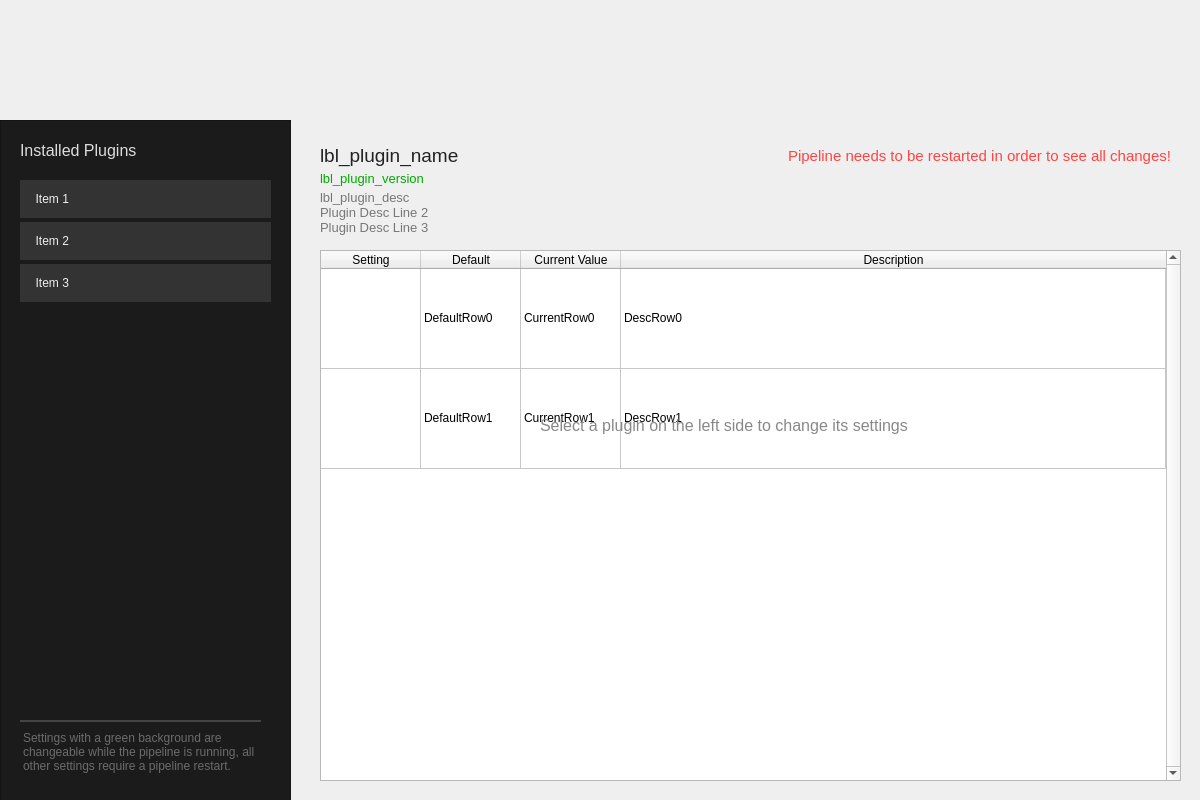
tobspr/RenderPipeline, file Toolkit/PluginConfigurator/ui/main_window.ui: the form before one commit.
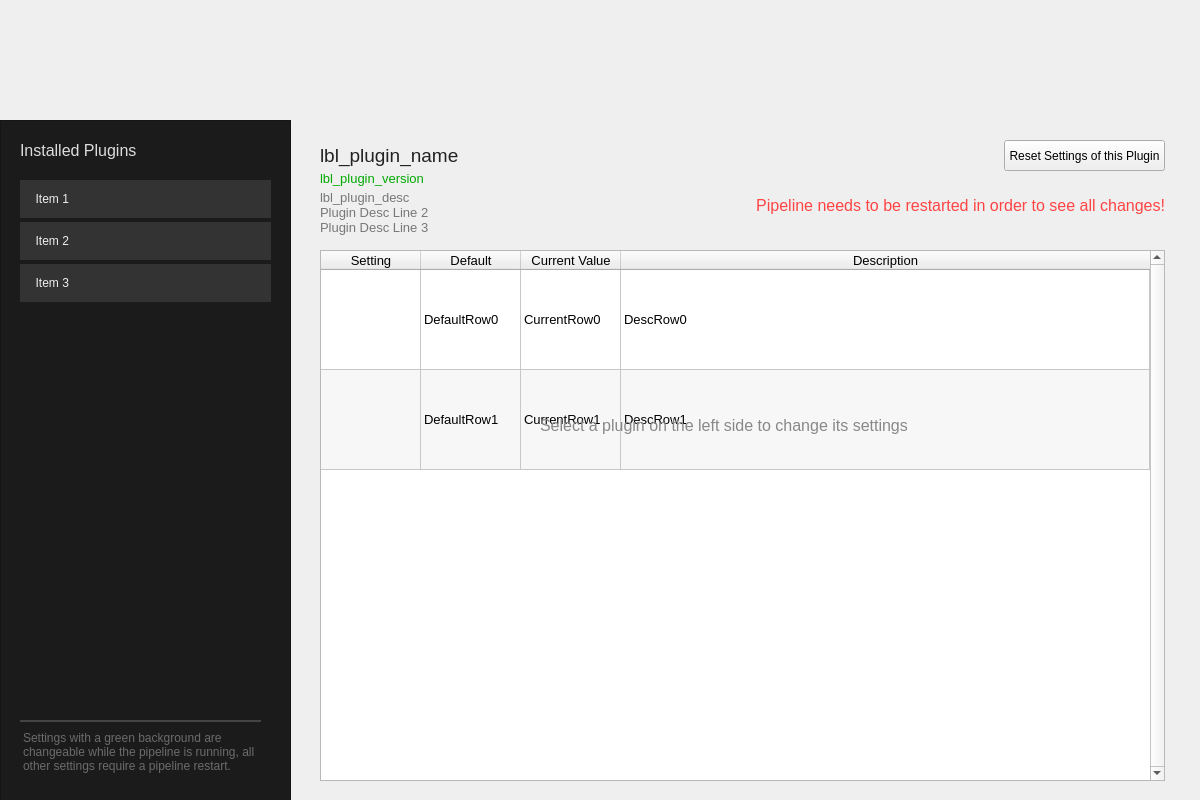
The form after the commit. Icons and pictures are not drawn.

Commit message: Add more comments to SSVO, make sample radius a seperate setting

```diff
--- a/Toolkit/PluginConfigurator/ui/main_window.ui
+++ b/Toolkit/PluginConfigurator/ui/main_window.ui
@@ -241,10 +241,15 @@
       <rect>
        <x>30</x>
        <y>130</y>
-       <width>861</width>
+       <width>845</width>
        <height>531</height>
       </rect>
      </property>
+     <property name="font">
+      <font>
+       <pointsize>10</pointsize>
+      </font>
+     </property>
      <property name="frameShape">
       <enum>QFrame::StyledPanel</enum>
      </property>
@@ -261,11 +266,17 @@
       <bool>false</bool>
      </property>
      <property name="alternatingRowColors">
-      <bool>false</bool>
+      <bool>true</bool>
      </property>
      <property name="selectionMode">
       <enum>QAbstractItemView::NoSelection</enum>
      </property>
+     <property name="selectionBehavior">
+      <enum>QAbstractItemView::SelectRows</enum>
+     </property>
+     <property name="textElideMode">
+      <enum>Qt::ElideNone</enum>
+     </property>
      <property name="verticalScrollMode">
       <enum>QAbstractItemView::ScrollPerPixel</enum>
      </property>
@@ -388,15 +399,14 @@
      <property name="geometry">
       <rect>
        <x>400</x>
-       <y>20</y>
-       <width>481</width>
+       <y>70</y>
+       <width>475</width>
        <height>31</height>
       </rect>
      </property>
      <property name="font">
       <font>
-       <pointsize>11</pointsize>
-       <stylestrategy>PreferAntialias</stylestrategy>
+       <pointsize>12</pointsize>
       </font>
      </property>
      <property name="styleSheet">
@@ -409,6 +419,19 @@
       <set>Qt::AlignRight|Qt::AlignTrailing|Qt::AlignVCenter</set>
      </property>
     </widget>
+    <widget class="QPushButton" name="btn_reset_plugin_settings">
+     <property name="geometry">
+      <rect>
+       <x>714</x>
+       <y>20</y>
+       <width>161</width>
+       <height>31</height>
+      </rect>
+     </property>
+     <property name="text">
+      <string>Reset Settings of this Plugin</string>
+     </property>
+    </widget>
    </widget>
    <widget class="QLabel" name="label">
     <property name="geometry">
```
Left out of the diff: 3 changed lines with no effect on the pictures. The commit also changes 12 other files.
